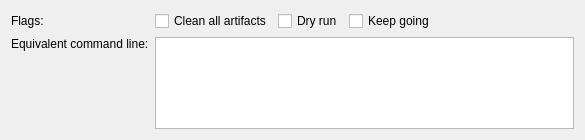
This is src/plugins/qbsprojectmanager/qbscleanstepconfigwidget.ui in qt-creator/qt-creator as Qt 5 draws it before an edit. The edited form follows.
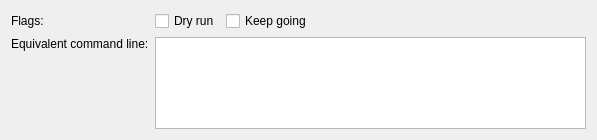
This is the edited form.

```diff
--- a/src/plugins/qbsprojectmanager/qbscleanstepconfigwidget.ui
+++ b/src/plugins/qbsprojectmanager/qbscleanstepconfigwidget.ui
@@ -6,7 +6,7 @@
    <rect>
     <x>0</x>
     <y>0</y>
-    <width>585</width>
+    <width>597</width>
     <height>140</height>
    </rect>
   </property>
@@ -20,13 +20,6 @@
    </item>
    <item row="0" column="1">
     <layout class="QHBoxLayout" name="horizontalLayout_2">
-     <item>
-      <widget class="QCheckBox" name="cleanAllCheckBox">
-       <property name="text">
-        <string>Clean all artifacts</string>
-       </property>
-      </widget>
-     </item>
      <item>
       <widget class="QCheckBox" name="dryRunCheckBox">
        <property name="text">
```
